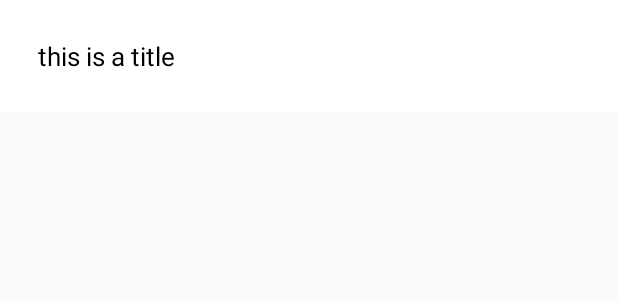
After one commit to Jeibniz/DaggerPractice, an Android app: the layout layout_post_list_item.xml on its own in the app's theme, with its tools: preview values and no code run, on a phone screen of 412 x 824 dp. The commit adds this screen. Shown: the top 300 px of the screen. Run offline under Robolectric (Android 15) with nearby library versions, the phone set to English and light mode, and no system bars.

Commit message:
Recycler view: Added the post data to the Recycler view.
Added adaper and decorator classes for the RecyclerView. Injected its dependencies
into PostFragment. When the fragment recives data it will set it to the adapter class.

```diff
--- /dev/null
+++ b/Android/app/src/main/res/layout/layout_post_list_item.xml
@@ -0,0 +1,18 @@
+<?xml version="1.0" encoding="utf-8"?>
+<LinearLayout xmlns:android="http://schemas.android.com/apk/res/android"
+    android:orientation="vertical"
+    android:layout_width="match_parent"
+    android:layout_height="wrap_content"
+    android:padding="25dp"
+    android:background="#fff">
+
+    <TextView
+        android:layout_width="wrap_content"
+        android:layout_height="wrap_content"
+        android:id="@+id/fragment_posts_recycler_view_title"
+        android:textColor="#000"
+        android:textSize="17sp"
+        android:text="this is a title"/>
+
+
+</LinearLayout>
--- /dev/null
+++ b/Android/app/src/main/res/values/dimens.xml
@@ -0,0 +1,4 @@
+<?xml version="1.0" encoding="utf-8"?>
+<resources>
+    <dimen name="fragment_post_recycleview_vertical_spacing">15dp</dimen>
+</resources>
```
Also changed, not shown: Android/app/src/main/java/com/example/daggerpractice/di/main/MainModule.java (+25 -0 lines), Android/app/src/main/java/com/example/daggerpractice/ui/main/posts/PostsFragment.java (+35 -12 lines), Android/app/src/main/java/com/example/daggerpractice/ui/main/posts/PostsRecyclerAdapter.java (added, +55 -0 lines), Android/app/src/main/java/com/example/daggerpractice/util/VerticalSpacingItemDecoration.java (added, +21 -0 lines).
